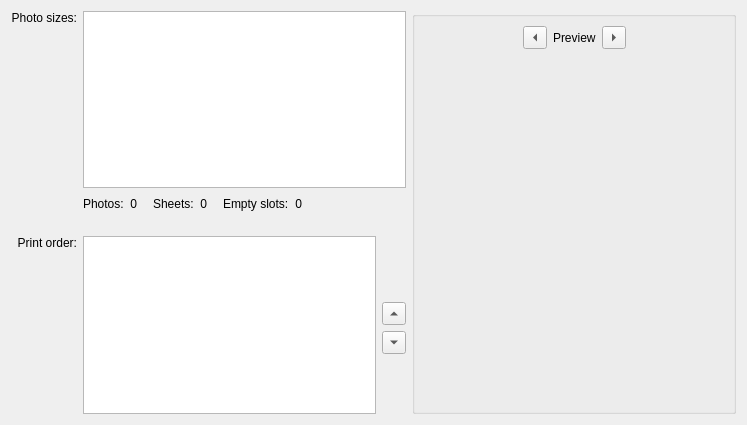
The window that printimages/photopage.ui (KDE/kipi-plugins) describes before a commit, drawn with Qt 5.
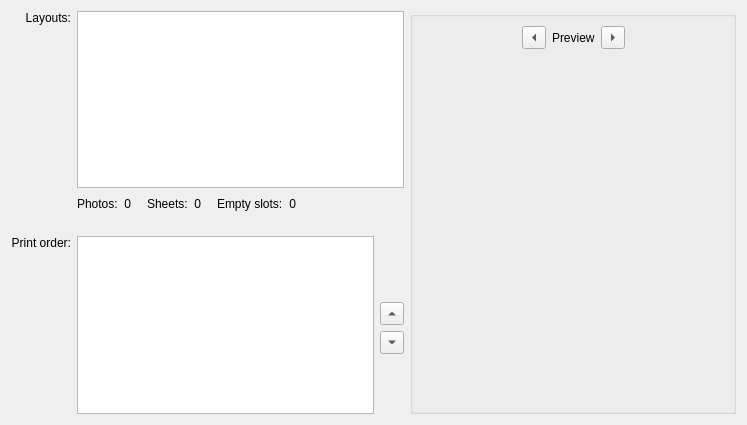
The same window after the commit.

Commit message: Added a draft for template howto

Diff of the .ui file:
```diff
--- a/printimages/photopage.ui
+++ b/printimages/photopage.ui
@@ -14,7 +14,7 @@
    <item row="0" column="0">
     <widget class="QLabel" name="TextLabel2_10">
      <property name="text">
-      <string>Photo sizes:</string>
+      <string>Layouts:</string>
      </property>
      <property name="alignment">
       <set>Qt::AlignRight|Qt::AlignTop|Qt::AlignTrailing</set>
```
The commit also changes 2 other files.
